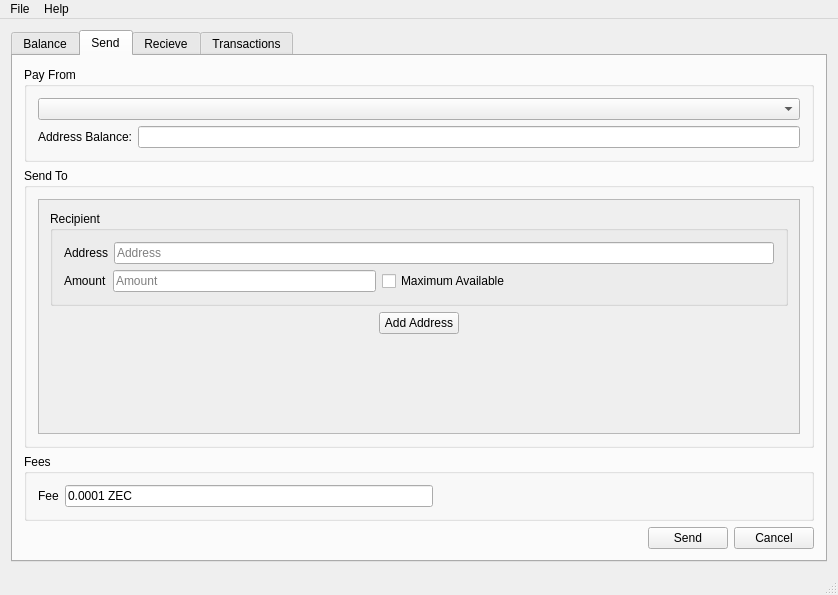
Before: the Qt Designer form src/mainwindow.ui in z-bitcoinz/BitcoinZ_Blue, drawn with Qt 5.
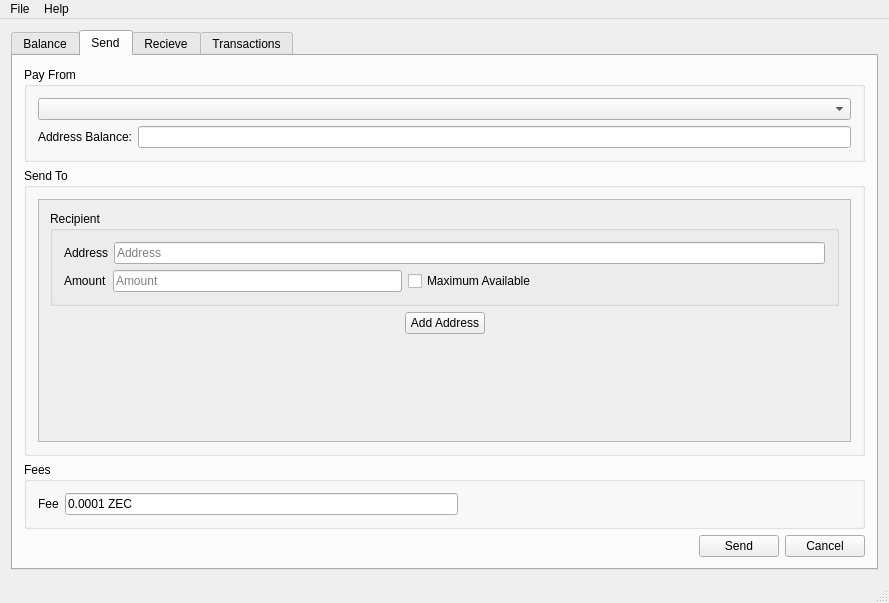
After: the same form once the commit is applied. The open tabs and pages were chosen to show the change.

The edit to the form file:
```diff
--- a/src/mainwindow.ui
+++ b/src/mainwindow.ui
@@ -6,8 +6,8 @@
    <rect>
     <x>0</x>
     <y>0</y>
-    <width>838</width>
-    <height>595</height>
+    <width>889</width>
+    <height>603</height>
    </rect>
   </property>
   <property name="windowTitle">
@@ -247,8 +247,8 @@
                <rect>
                 <x>0</x>
                 <y>0</y>
-                <width>774</width>
-                <height>276</height>
+                <width>772</width>
+                <height>218</height>
                </rect>
               </property>
               <layout class="QVBoxLayout" name="sendToLayout">
@@ -610,8 +610,8 @@
     <rect>
      <x>0</x>
      <y>0</y>
-     <width>838</width>
-     <height>21</height>
+     <width>889</width>
+     <height>22</height>
     </rect>
    </property>
    <widget class="QMenu" name="menuBalance">
```
Left out of the diff: 8 changed lines with no effect on the pictures.
